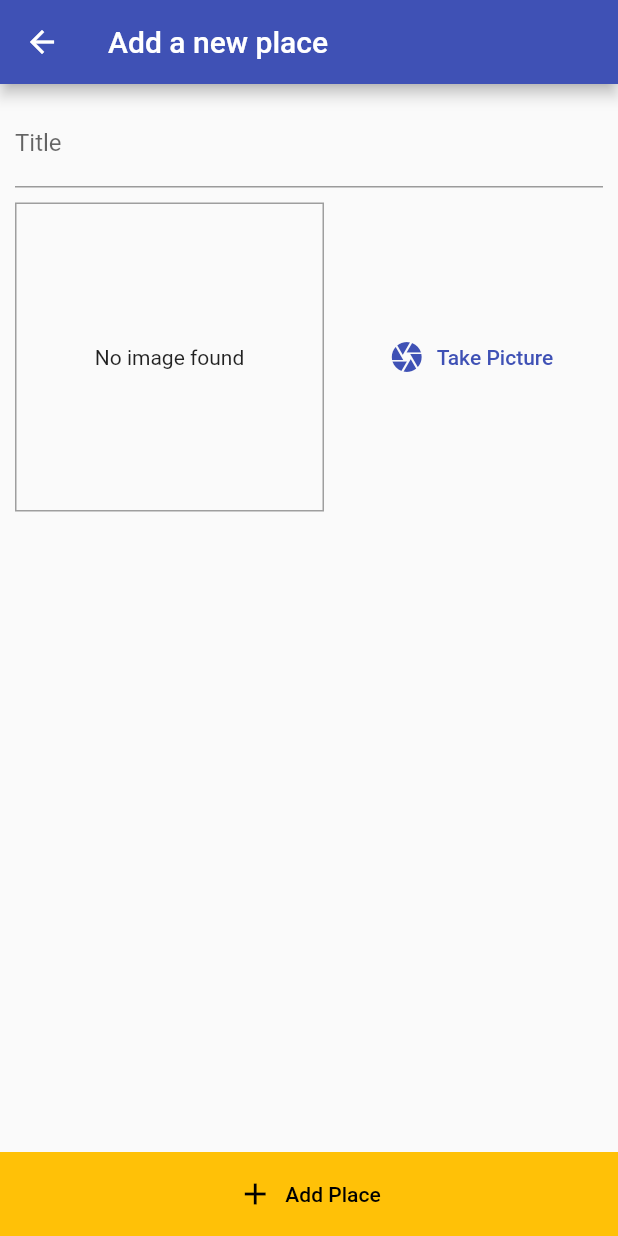
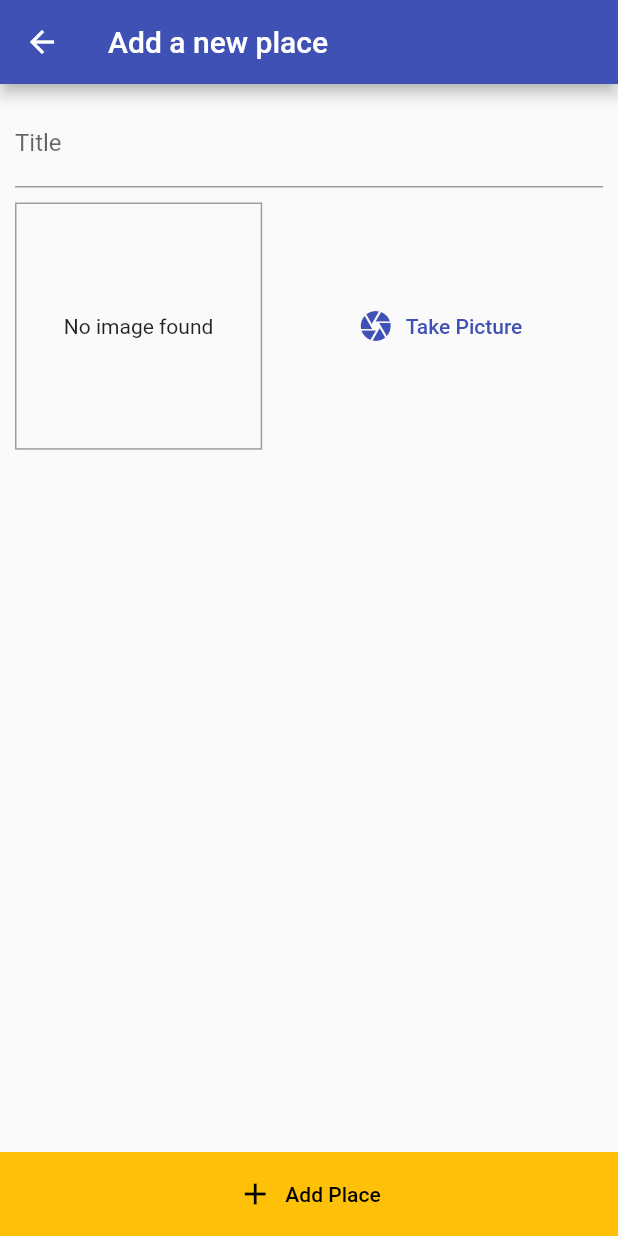
Before and after one commit to alinbabu2010/GreatPlacesApp, a Flutter app: the AddPlaceScreen screen opened by its route, on a phone screen of 412 x 824 dp. Run offline on Flutter 3.47's test engine with Material 2 defaults, Android fonts, the phone set to English and light mode, and no system bars; our stand-ins replace image_picker, sqflite; accounts and stored records are empty.

Commit message:
Make changes in height and width percentage in image_input.dart

```diff
--- a/lib/widgets/image_input.dart
+++ b/lib/widgets/image_input.dart
@@ -37,8 +37,8 @@ class _ImageInputState extends State<ImageInput> {
     return Row(
       children: [
         Container(
-          height: mediaQuery.size.width * 0.5,
-          width: mediaQuery.size.width * 0.5,
+          height: mediaQuery.size.width * 0.4,
+          width: mediaQuery.size.width * 0.4,
           decoration: BoxDecoration(
             border: Border.all(width: 1, color: Colors.grey),
           ),
```
